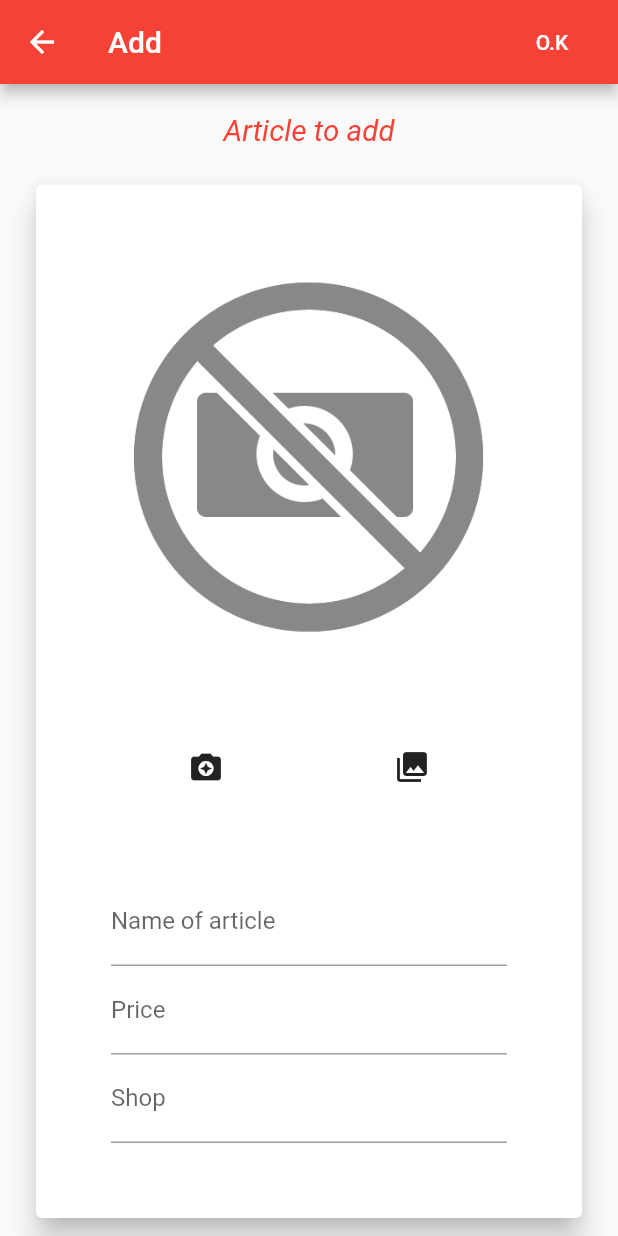
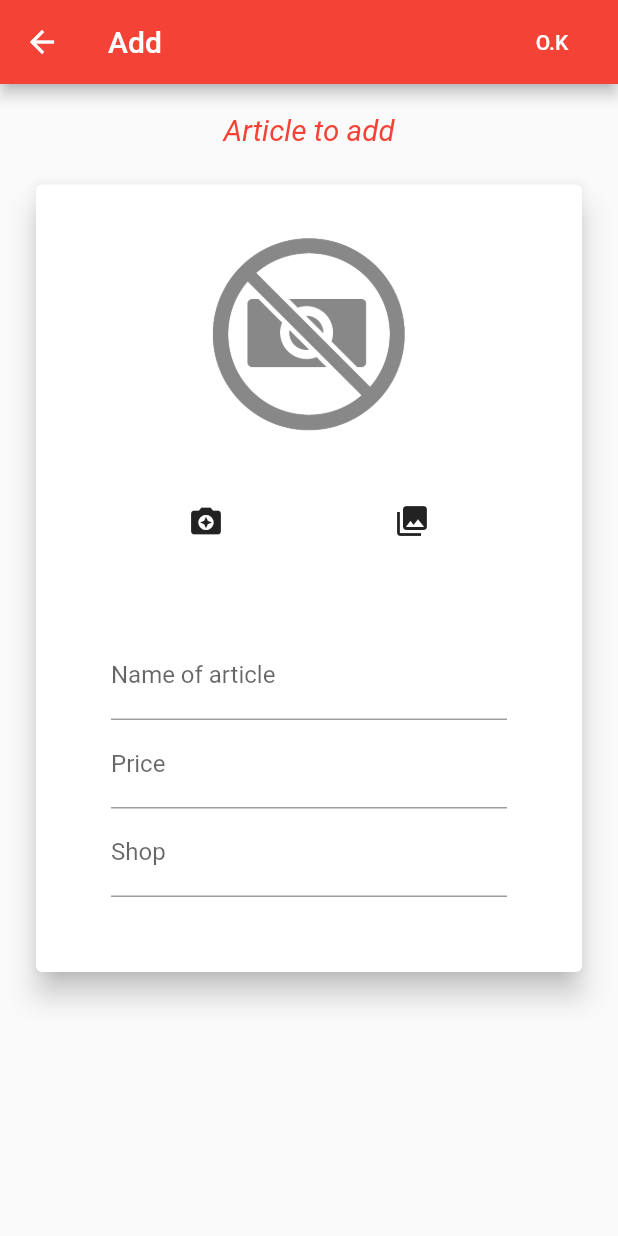
Before and after one commit to Flow2dot0/flutter_sqflite_tuto, a Flutter app: the AddArticle screen opened directly with empty values, after a tap on the "camera enhance" icon, on a phone screen of 412 x 824 dp. Run offline on Flutter 3.47's test engine with Material 2 defaults, Android fonts, the phone set to English and light mode, and no system bars; our stand-ins replace image_picker, sqflite; accounts and stored records are empty.

Commit message:
[ADD] final, edit article

```diff
--- a/lib/model/database_client.dart
+++ b/lib/model/database_client.dart
@@ -138,6 +138,22 @@ class DatabaseClient{
     return items;
   }
 
+  //get article
+  Future<Article> getArticle(int item, int id)async{
+    // call db
+    Database myDb = await database;
+    // query and exec
+    List<Map<String, dynamic>> res = await myDb.rawQuery("SELECT * FROM article WHERE item=$item AND id=$id");
+    // new article
+    Article article = Article();
+    // loop on Map<dynamic, dynamic> mapName
+    res.forEach((map) {
+      // consider only one row
+      article.fromMap(map);
+    });
+    return article;
+  }
+
   // get all articles
   Future<List<Article>> getArticles(int item,)async{
     // call db
--- a/lib/widget/add_article.dart
+++ b/lib/widget/add_article.dart
@@ -1,8 +1,8 @@
 import 'dart:io';
 
+import 'package:flutter_sqlite_from_tuto/model/database_client.dart';
 import 'package:flutter/material.dart';
 import 'package:flutter_sqlite_from_tuto/model/article.dart';
-import 'package:flutter_sqlite_from_tuto/model/database_client.dart';
 import 'package:image_picker/image_picker.dart';
 
 class AddArticle extends StatefulWidget{
@@ -24,6 +24,14 @@ class AddArticle extends StatefulWidget{
 class _AddArticleState extends State<AddArticle> {
 
   String image, name, shop, price;
+  Article article;
+
+  @override
+  void initState() {
+    // TODO: implement initState
+    super.initState();
+    getArticle();
+  }
 
   @override
   Widget build(BuildContext context) {
@@ -57,9 +65,9 @@ class _AddArticleState extends State<AddArticle> {
                   // check data
                   (image == null)
                   ?
-                      Image.asset('assets/img/no_image.png')
+                      Image.asset('assets/img/no_image.png', height: 200.00,)
                       :
-                      Image.file(File(image)),
+                      Image.file(File(image), height: 200.00,),
                   Row(
                     mainAxisAlignment: MainAxisAlignment.spaceEvenly,
                     children: <Widget>[
@@ -77,9 +85,9 @@ class _AddArticleState extends State<AddArticle> {
                     padding: EdgeInsets.all(50.0),
                     child: Column(
                       children: <Widget>[
-                        myTextField(TypeTextField.name, "Name of article"),
-                        myTextField(TypeTextField.price, "Price"),
-                        myTextField(TypeTextField.shop, "Shop")
+                        myTextField(TypeTextField.name, "Name of article", name),
+                        myTextField(TypeTextField.price, "Price", price),
+                        myTextField(TypeTextField.shop, "Shop", shop)
                       ],
                     ),
                   )
@@ -93,10 +101,11 @@ class _AddArticleState extends State<AddArticle> {
   }
 
   // switch textfield setter
-  TextField myTextField(TypeTextField type, String label){
+  TextField myTextField(TypeTextField type, String label, String value){
     return TextField(
       decoration: InputDecoration(
         labelText: label,
+        hintText: value,
       ),
       onChanged: (String str) {
         // set the right string
@@ -158,13 +167,25 @@ class _AddArticleState extends State<AddArticle> {
 
   }
 
+  Future<void> getArticle() async{
+   article = await DatabaseClient().getArticle(widget.id, widget.idArticle);
+   if(article!=null){
+     setState(() {
+       this.image = (article.image!=null? article.image : null);
+       this.name = (article.name!=null? article.name : null);
+       this.price = (article.price!=null? article.price : null);
+       this.shop = (article.shop!=null? article.shop : null);
+     });
+   }
+  }
 
   Future getImage(ImageSource source)async{
     var newImage = await ImagePicker.pickImage(source: source);
-    setState(() {
-      image = newImage.path;
-    });
-
+    if(newImage!=null){
+      setState(() {
+        image = newImage.path;
+      });
+    }
   }
 
 }
--- a/lib/widget/item_detail.dart
+++ b/lib/widget/item_detail.dart
@@ -74,8 +74,12 @@ class _ItemDetailState extends State<ItemDetail> {
                 child: Column(
                   mainAxisAlignment: MainAxisAlignment.spaceEvenly,
                   children: <Widget>[
-                        Text(article.name),
-                        (article.image==null) ? Image.asset("assets/img/no_image.png", height: 200,) : Image.file(File(article.image)),
+                    Text(article.name.toUpperCase(),textScaleFactor: 2, style: TextStyle(
+                      fontWeight: FontWeight.bold
+                    ),),
+                    Container(
+                      child: (article.image==null) ? Image.asset("assets/img/no_image.png", height: 200,) : Image.file(File(article.image), height: 200,),
+                    ),
                     Text((article.price==null ? 'No price given' : 'Price: ${article.price}')),
                     Text((article.shop==null ? 'No shop given' : 'Shop: ${article.shop}')),
                     IconButton(
```
Lines whose indentation alone changed are shown as unchanged.
